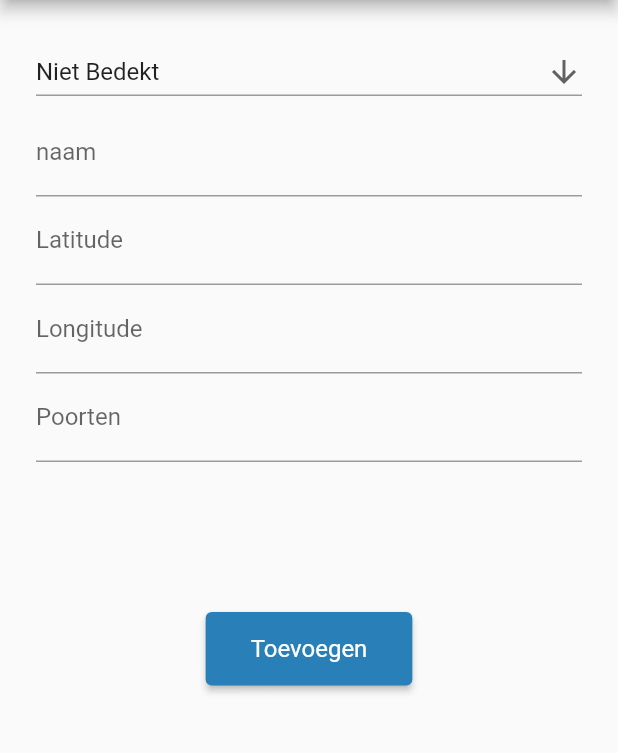
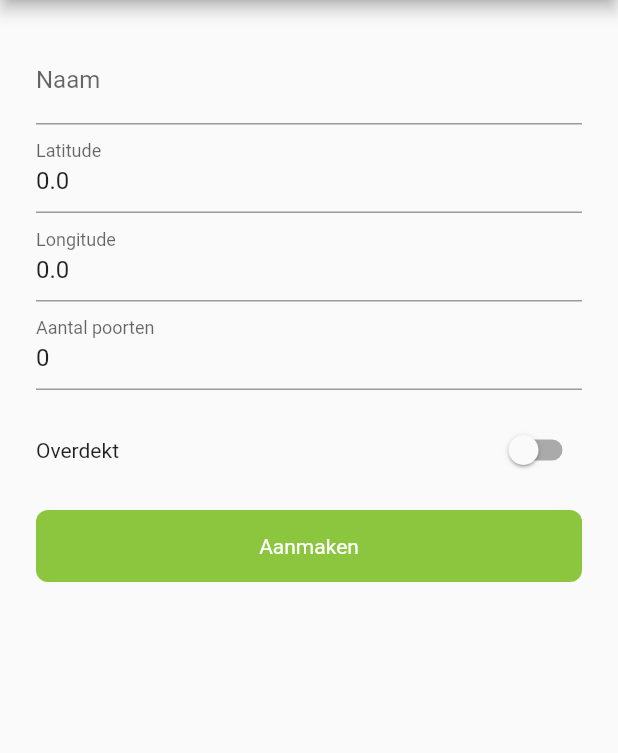
Before and after one commit to BlackBearFTW/EcoChat-Mobile, a Flutter app: the DashboardView screen opened directly, after a tap on the "add" icon, on a phone screen of 412 x 824 dp, the part 84-837 px from its top. Run offline on Flutter 3.47's test engine with Material 2 defaults, Android fonts, the phone set to English and light mode, and no system bars; our stand-ins replace flutter_local_notifications, geolocator, google_maps_flutter, shared_preferences; missing offline and left inert: battery_info, signalr_netcore, skeleton_loader, workmanager; accounts and stored records are empty.

Commit message:
turned build methods into single method and some refactoring

```diff
--- a/lib/screens/dashboard/dashboard.dart
+++ b/lib/screens/dashboard/dashboard.dart
@@ -24,10 +24,11 @@ class _DashboardViewState extends State<DashboardView> {
   bool locationAllowed = false;
   bool activeSignalRConnection = false;
 
+  // TODO: FETCH FROM LOGIN SCREEN
+  final String TEST_TOKEN = "eyJhbGciOiJIUzI1NiIsInR5cCI6IkpXVCJ9.eyJ1bmlxdWVfbmFtZSI6IlZpbmNlbnQiLCJyb2xlIjoiNGRNMW5mcjBtM2MwQ2g0VCIsIm5iZiI6MTY0MjYyNDc1NywiZXhwIjoxNjQyNjI4MzU3LCJpYXQiOjE2NDI2MjQ3NTd9.0HjNy86NRgfibvpvvEXMWnDvgkbN7N6h28X3lbbgwnU";
   final Completer<GoogleMapController> _mapController = Completer();
   BitmapDescriptor markerIcon = BitmapDescriptor.defaultMarker;
-  BitmapDescriptor grayMarkerIcon =
-      BitmapDescriptor.defaultMarkerWithHue(BitmapDescriptor.hueYellow);
+  BitmapDescriptor grayMarkerIcon = BitmapDescriptor.defaultMarkerWithHue(BitmapDescriptor.hueYellow);
   SignalRMarkers signalRMarkers = SignalRMarkers();
   late final stream = signalRMarkers.getAllMarkersStream();
   PersistentBottomSheetController? bottomSheetController;
@@ -44,8 +45,7 @@ class _DashboardViewState extends State<DashboardView> {
     });
 
     signalRMarkers.initializeConnection().then((value) {
-      setState(() => activeSignalRConnection =
-          signalRMarkers.getStatus() == HubConnectionState.Connected);
+      setState(() => activeSignalRConnection = signalRMarkers.getStatus() == HubConnectionState.Connected);
     });
   }
 
@@ -63,8 +63,7 @@ class _DashboardViewState extends State<DashboardView> {
               stream: stream,
               builder: (BuildContext context,
                   AsyncSnapshot<List<MarkerModel>?> snapshot) {
-                if (snapshot.connectionState == ConnectionState.waiting ||
-                    !snapshot.hasData) {
+                if (snapshot.connectionState == ConnectionState.waiting || !snapshot.hasData) {
                   return const Center(child: Text("Loading Map...."));
                 }
 
@@ -96,7 +95,7 @@ class _DashboardViewState extends State<DashboardView> {
               backgroundColor: Colors.white,
               onPressed: () => Navigator.push(
                 context,
-                MaterialPageRoute(builder: (context) => const CreateFormView()),
+                MaterialPageRoute(builder: (context) => CreateFormView(TEST_TOKEN)),
               ),
             )));
   }
@@ -141,6 +140,7 @@ class _DashboardViewState extends State<DashboardView> {
       return MarkerPopup(
         signalRMarkersInstance: signalRMarkers,
         markerId: _markerId,
+        jsonWebToken: TEST_TOKEN,
         closeMarkerPopup: _closeBottomSheet,
       );
     },
--- a/lib/screens/dashboard/widgets/create_form.dart
+++ b/lib/screens/dashboard/widgets/create_form.dart
@@ -1,169 +1,27 @@
+import 'package:ecochat_app/global_widgets/marker_popup_button.dart';
 import 'package:ecochat_app/models/marker_model.dart';
-import 'package:ecochat_app/services/authentication_api.dart';
 import 'package:flutter/material.dart';
-import 'package:ecochat_app/services/markers_signalr.dart';
 import 'package:ecochat_app/services/markers_api.dart';
 import 'package:flutter/services.dart';
 
 class CreateFormView extends StatefulWidget {
-  const CreateFormView({Key? key}) : super(key: key);
+  String jsonWebToken;
+
+  CreateFormView(this.jsonWebToken, {Key? key}) : super(key: key);
 
   @override
   _CreateFormViewState createState() => _CreateFormViewState();
 }
 
-var customPurple = const Color(0xff2980b9);
-
 class _CreateFormViewState extends State<CreateFormView> {
-  late AuthenticationApi authenticationApi;
-  late SignalRMarkers signalRMarkers;
+  final GlobalKey<FormState> _formKey = GlobalKey<FormState>();
   late MarkersApi markersAPI;
-
-  late bool _roofed;
-  late String _name = "";
-  late double _latitude;
-  late double _longitude;
-  late int _totalSlots;
-
-  final GlobalKey<FormState> _formKey = GlobalKey<FormState>();
-
-  Widget _buildingRoofedField(String Roofed) {
-    String dropdownValue = 'Niet Bedekt';
-
-    //TODO fix unselected tap validation
-    return DropdownButton<String>(
-      value: dropdownValue,
-      isExpanded: true,
-      icon: const Icon(Icons.arrow_downward),
-      elevation: 16,
-      underline: Container(
-        height: 1,
-        color: Colors.black38,
-      ),
-      onChanged: (String? newValue) {
-        setState(
-              () {
-            dropdownValue = newValue!;
-            //convert to true or false
-            if (dropdownValue == "Bedekt") {
-              _roofed = true;
-            } else {
-              _roofed = false;
-            }
-          },
-        );
-      },
-      items: <String>['Bedekt', 'Niet Bedekt'].map<DropdownMenuItem<String>>(
-            (String value) {
-          return DropdownMenuItem<String>(
-            value: value,
-            child: Text(value),
-          );
-        },
-      ).toList(),
-    );
-  }
-
-  Widget _buildingNameField(String Name) {
-    return TextFormField(
-      decoration: InputDecoration(labelText: "naam"),
-      validator: (value) {
-        if (value!.isEmpty) {
-          return "Voer een naam in.";
-        }
-      },
-      onSaved: (value) {
-        _name = value!;
-      },
-    );
-  }
-
-  Widget _buildingLatitudeField(String Latitude) {
-    return TextFormField(
-      decoration: InputDecoration(labelText: "Latitude"),
-      keyboardType: TextInputType.number,
-      validator: (value) {
-        if (value!.isEmpty) {
-          return "Voer een Latitude in.";
-        }
-      },
-      onSaved: (value) {
-        _latitude = double.parse(value!);
-        // _latitude = value! as double;
-      },
-    );
-  }
-
-  Widget _buildingLongitudeField(String Longitude) {
-    return TextFormField(
-      decoration: InputDecoration(labelText: "Longitude"),
-      keyboardType: TextInputType.number,
-      validator: (value) {
-        if (value!.isEmpty) {
-          return "Voer een Longitude in.";
-        }
-      },
-      onSaved: (value) {
-        _longitude = double.parse(value!);
-      },
-    );
-  }
-
-  Widget _buildingTotalSlotsField(String TotalSlots) {
-    return TextFormField(
-      decoration: InputDecoration(labelText: "Poorten"),
-      keyboardType: TextInputType.number,
-      inputFormatters: <TextInputFormatter>[
-        FilteringTextInputFormatter.digitsOnly,
-      ],
-      validator: (value) {
-        if (value!.isEmpty) {
-          return "Voer de aantal oplaat poorten in";
-        }
-      },
-      onSaved: (value) {
-        _totalSlots = int.parse(value!);
-        // _totalSlots = value! as int;
-      },
-    );
-  }
-
-  Widget _buildingFormElevatedButton(String text) {
-    return ElevatedButton(
-      style: ElevatedButton.styleFrom(
-        primary: customPurple,
-        padding: const EdgeInsets.symmetric(horizontal: 30, vertical: 15),
-        textStyle: const TextStyle(fontSize: 16),
-      ),
-      child: Text(text),
-      onPressed: () {
-        if (!_formKey.currentState!.validate()) {
-          return;
-        }
-        _formKey.currentState!.save();
-        //dummy data
-        int _batteryLevel = 89;
-        int _availableSlots = _totalSlots;
-
-        markersAPI.createMarker(
-          MarkerModel("05b87fb9-5699-4ada-9718-ae44e9aa3706", _name, _roofed, _latitude, _longitude, _batteryLevel,
-              _availableSlots, _totalSlots),
-        );
-      },
-    );
-  }
+  final marker = MarkerModel.empty();
 
   @override
   void initState() {
     super.initState();
-    SignalRMarkers signalRMarkers = SignalRMarkers();
-    authenticate();
-  }
-
-  void authenticate() async {
-    authenticationApi = AuthenticationApi();
-    String token = await authenticationApi.login("Vincent", "Vincent");
-    markersAPI = MarkersApi(token);
+    markersAPI = MarkersApi(widget.jsonWebToken);
   }
 
   @override
@@ -183,13 +41,34 @@ class _CreateFormViewState extends State<CreateFormView> {
                 child: Column(
                   mainAxisAlignment: MainAxisAlignment.center,
                   children: <Widget>[
-                    _buildingRoofedField(""),
-                    _buildingNameField(""),
-                    _buildingLatitudeField(""),
-                    _buildingLongitudeField(""),
-                    _buildingTotalSlotsField(""),
-                    SizedBox(height: 100),
-                    _buildingFormElevatedButton("Toevoegen"),
+                    buildField("Naam", TextInputType.name, marker.name, (value) => marker.name = value!),
+                    buildField("Latitude", TextInputType.number, "${marker.latitude}", (value) => marker.latitude = double.parse(value!)),
+                    buildField("Longitude", TextInputType.number, "${marker.longitude}", (value) => marker.longitude = double.parse(value!)),
+                    buildField("Aantal poorten", TextInputType.number, "${marker.totalSlots}", (value) => marker.totalSlots = int.parse(value!)),
+                    Padding(
+                      padding: const EdgeInsets.only(top: 16, bottom: 0),
+                      child: Row(
+                          mainAxisAlignment: MainAxisAlignment.spaceBetween,
+                          children: [
+                            const Text("Overdekt"),
+                            Switch(value: marker.roofed, onChanged: (x) => marker.roofed = x)
+                          ]
+                      ),
+                    ),
+                    const SizedBox(height: 16),
+                    MarkerPopupButton(
+                        label: "Aanmaken",
+                        backgroundColor:
+                        const Color(0xFF8CC63F),
+                        labelColor: Colors.white,
+                        onPress: () {
+                      if (!_formKey.currentState!.validate()) return;
+                      _formKey.currentState!.save();
+
+                      marker.availableSlots = marker.totalSlots;
+
+                      markersAPI.createMarker(marker);
+                    })
                   ],
                 ),
               ),
@@ -199,4 +78,17 @@ class _CreateFormViewState extends State<CreateFormView> {
       ),
     );
   }
+
+  Widget buildField(String label, TextInputType keyboardType, String initialValue, void Function(String? value) onSaved) {
+    return TextFormField(
+        decoration: InputDecoration(labelText: label),
+        keyboardType: keyboardType,
+        initialValue: initialValue,
+        validator: (value) {
+          if (value!.isNotEmpty) return null;
+          return "Voer een ${label.toLowerCase()} in.";
+        },
+        onSaved: onSaved
+    );
+  }
 }
```
Also changed, not shown: lib/screens/dashboard/widgets/marker_popup.dart (+48 -93 lines).
